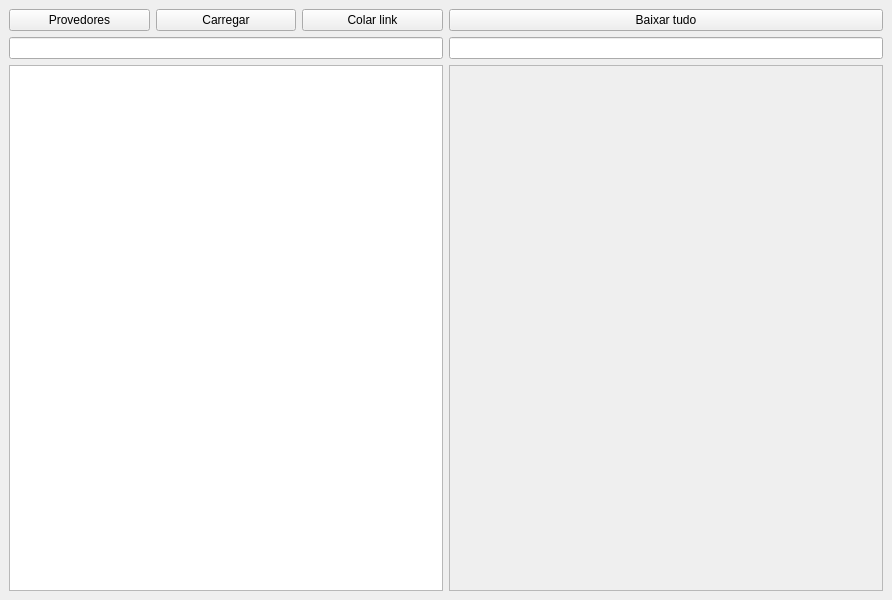
Above: src/GUI_qt/assets/main.ui from Lyem/pyneko before the change. Below: the same form after it.
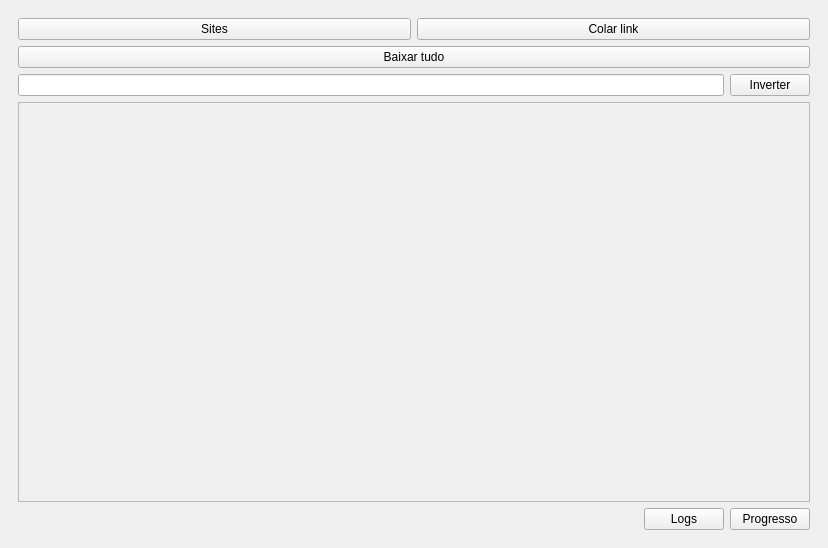
That is the form after the change. Icons and pictures are not drawn.

Diff of the .ui file:
```diff
--- a/src/GUI_qt/assets/main.ui
+++ b/src/GUI_qt/assets/main.ui
@@ -6,28 +6,10 @@
    <rect>
     <x>0</x>
     <y>0</y>
-    <width>892</width>
-    <height>600</height>
+    <width>828</width>
+    <height>548</height>
    </rect>
   </property>
-  <property name="sizePolicy">
-   <sizepolicy hsizetype="Fixed" vsizetype="Fixed">
-    <horstretch>0</horstretch>
-    <verstretch>0</verstretch>
-   </sizepolicy>
-  </property>
-  <property name="minimumSize">
-   <size>
-    <width>892</width>
-    <height>600</height>
-   </size>
-  </property>
-  <property name="maximumSize">
-   <size>
-    <width>892</width>
-    <height>600</height>
-   </size>
-  </property>
   <property name="windowTitle">
    <string notr="true">PyNeko</string>
   </property>
@@ -36,27 +18,27 @@
     <normaloff>icon.ico</normaloff>icon.ico</iconset>
   </property>
   <widget class="QWidget" name="centralwidget">
+   <layout class="QHBoxLayout" name="horizontalLayout_4">
+    <item>
+     <widget class="QStackedWidget" name="pages">
+      <property name="currentIndex">
+       <number>0</number>
+      </property>
+      <widget class="QWidget" name="app">
+       <layout class="QVBoxLayout" name="verticalLayout_5">
+        <item>
+         <layout class="QVBoxLayout" name="verticalLayout">
+          <item>
    <layout class="QHBoxLayout" name="horizontalLayout">
     <item>
-     <layout class="QVBoxLayout" name="manga">
-      <item>
-       <layout class="QHBoxLayout" name="horizontalLayout_2">
-        <item>
-         <widget class="QPushButton" name="providersButton">
+             <widget class="QPushButton" name="websites">
           <property name="text">
-           <string>Provedores</string>
+               <string>Sites</string>
           </property>
          </widget>
         </item>
         <item>
-         <widget class="QPushButton" name="LoadButton">
-          <property name="text">
-           <string>Carregar</string>
-          </property>
-         </widget>
-        </item>
-        <item>
-         <widget class="QPushButton" name="CopyLinkButton">
+             <widget class="QPushButton" name="link">
           <property name="text">
            <string>Colar link</string>
           </property>
@@ -65,33 +47,33 @@
        </layout>
       </item>
       <item>
-       <widget class="QLineEdit" name="mangaFilter"/>
-      </item>
-      <item>
-       <widget class="QListWidget" name="mangaList"/>
-      </item>
-     </layout>
-    </item>
-    <item>
-     <layout class="QVBoxLayout" name="chapter">
-      <property name="sizeConstraint">
-       <enum>QLayout::SetDefaultConstraint</enum>
-      </property>
-      <item>
        <widget class="QPushButton" name="downloadAll">
         <property name="text">
          <string>Baixar tudo</string>
         </property>
        </widget>
       </item>
+         </layout>
+        </item>
       <item>
-       <widget class="QLineEdit" name="chapterFilter"/>
+         <layout class="QHBoxLayout" name="horizontalLayout_2">
+          <property name="bottomMargin">
+           <number>0</number>
+          </property>
+          <item>
+           <widget class="QLineEdit" name="search"/>
       </item>
       <item>
-       <widget class="QScrollArea" name="ChapterList">
-        <property name="horizontalScrollBarPolicy">
-         <enum>Qt::ScrollBarAlwaysOff</enum>
-        </property>
+           <widget class="QPushButton" name="invert">
+            <property name="text">
+             <string>Inverter</string>
+            </property>
+           </widget>
+          </item>
+         </layout>
+        </item>
+        <item>
+         <widget class="QScrollArea" name="scrollArea">
         <property name="widgetResizable">
          <bool>true</bool>
         </property>
@@ -100,26 +82,97 @@
           <rect>
            <x>0</x>
            <y>0</y>
-           <width>431</width>
-           <height>504</height>
-          </rect>
-         </property>
-         <layout class="QVBoxLayout" name="verticalLayout_2">
+             <width>804</width>
+             <height>356</height>
+            </rect>
+           </property>
+           <layout class="QVBoxLayout" name="verticalLayout_4">
           <item>
-           <layout class="QVBoxLayout" name="verticalChapter">
-            <property name="spacing">
+             <layout class="QVBoxLayout" name="verticalChapter"/>
+            </item>
+           </layout>
+          </widget>
+         </widget>
+        </item>
+        <item>
+         <layout class="QHBoxLayout" name="horizontalLayout_3">
+          <property name="bottomMargin">
              <number>0</number>
             </property>
-            <property name="sizeConstraint">
-             <enum>QLayout::SetNoConstraint</enum>
+          <item>
+           <spacer name="horizontalSpacer">
+            <property name="orientation">
+             <enum>Qt::Horizontal</enum>
             </property>
+            <property name="sizeHint" stdset="0">
+             <size>
+              <width>40</width>
+              <height>20</height>
+             </size>
+            </property>
+           </spacer>
+          </item>
+          <item>
+           <widget class="QPushButton" name="logs">
+            <property name="text">
+             <string>Logs</string>
+            </property>
+           </widget>
+          </item>
+          <item>
+           <widget class="QPushButton" name="progress">
+            <property name="text">
+             <string>Progresso</string>
+            </property>
+           </widget>
+          </item>
            </layout>
           </item>
          </layout>
         </widget>
-       </widget>
-      </item>
-     </layout>
+      <widget class="QWidget" name="loading">
+       <layout class="QHBoxLayout" name="horizontalLayout_5">
+        <item>
+         <spacer name="horizontalSpacer_2">
+          <property name="orientation">
+           <enum>Qt::Horizontal</enum>
+          </property>
+          <property name="sizeHint" stdset="0">
+           <size>
+            <width>40</width>
+            <height>20</height>
+           </size>
+          </property>
+         </spacer>
+        </item>
+        <item>
+         <widget class="QLabel" name="label">
+          <property name="font">
+           <font>
+            <pointsize>20</pointsize>
+           </font>
+          </property>
+          <property name="text">
+           <string>Buscando obra...</string>
+          </property>
+         </widget>
+        </item>
+        <item>
+         <spacer name="horizontalSpacer_3">
+          <property name="orientation">
+           <enum>Qt::Horizontal</enum>
+          </property>
+          <property name="sizeHint" stdset="0">
+           <size>
+            <width>40</width>
+            <height>20</height>
+           </size>
+          </property>
+         </spacer>
+        </item>
+       </layout>
+      </widget>
+     </widget>
     </item>
    </layout>
   </widget>
```
Left out of the diff: 6 changed lines with no effect on the pictures. Lines whose indentation alone changed are shown as unchanged.
